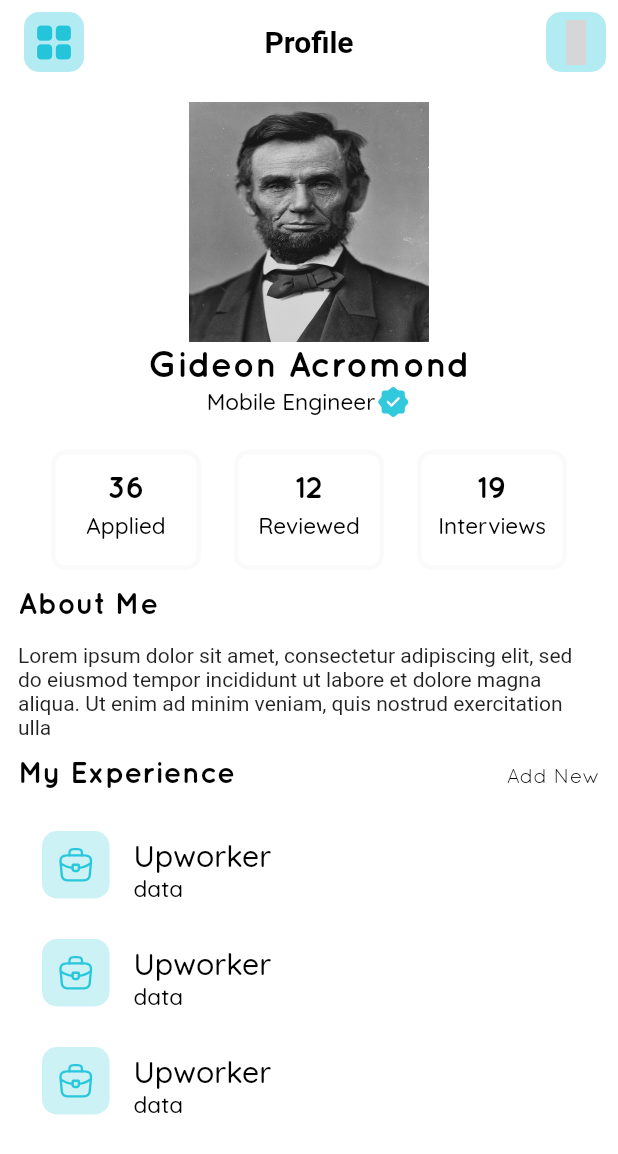
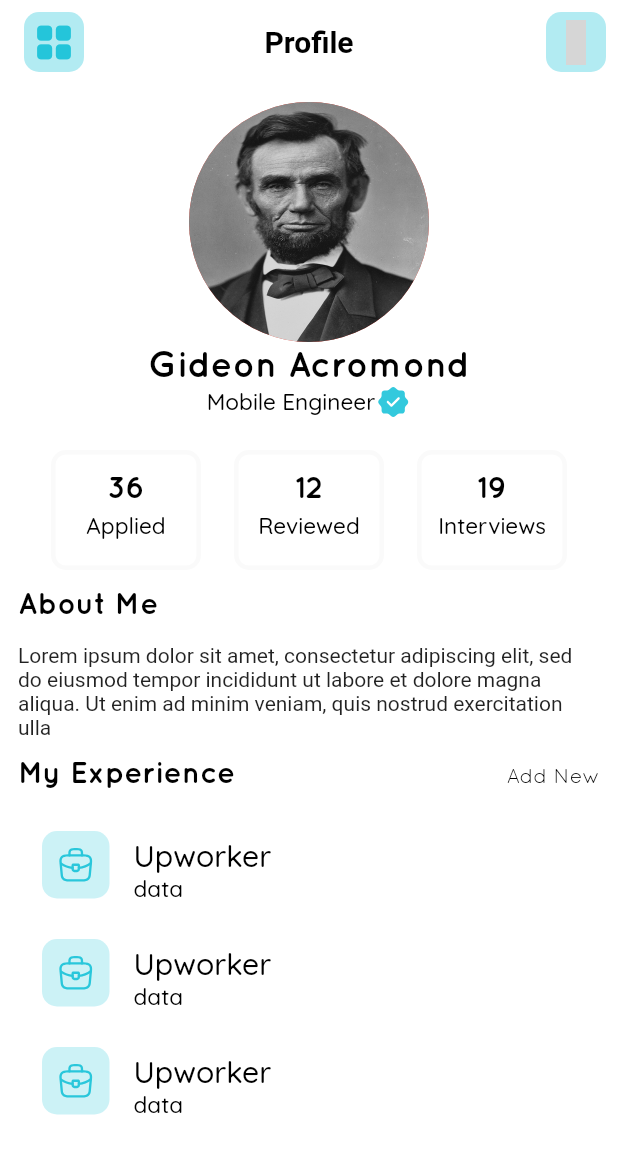
Before and after one commit to acromondx/Flutter-UI-Clones, a Flutter app: the ProfileScreen screen opened directly, on a phone screen of 412 x 824 dp. Shown: the top 1154 px of the screen. Run offline on Flutter 3.47's test engine with Material 2 defaults, Android fonts, the phone set to English and light mode, and no system bars; our stand-ins replace custom_sliding_segmented_control, flutter_svg, iconly; grey boxes are pictures that could not be loaded.

Commit message:
renamed categories

```diff
--- a/jobfinder_ui/lib/src/data/category_data.dart
+++ b/jobfinder_ui/lib/src/data/category_data.dart
@@ -20,11 +20,11 @@ const categoryData = [
       icon: "assets/svg/category_icons/status-up.svg",
       iconColor: Colors.indigo),
   Category(
-      category: "Marketing",
+      category: "Data",
       icon: "assets/svg/category_icons/command.svg",
       iconColor: Colors.pink),
   Category(
-      category: "Design \nDevelopment",
+      category: "Research",
       icon: "assets/svg/category_icons/microscope.svg",
       iconColor: Colors.cyan),
   Category(
--- a/jobfinder_ui/lib/src/screens/home_screen.dart
+++ b/jobfinder_ui/lib/src/screens/home_screen.dart
@@ -54,6 +54,8 @@ class Home extends StatelessWidget {
                         ),
                         const SizedBox(height: 10),
                         MaterialButton(
+                          shape: RoundedRectangleBorder(
+                              borderRadius: BorderRadius.circular(6)),
                           onPressed: () {},
                           color: Colors.white,
                           child: Text(
--- a/jobfinder_ui/lib/src/screens/profile_screen.dart
+++ b/jobfinder_ui/lib/src/screens/profile_screen.dart
@@ -29,7 +29,7 @@ class ProfileScreen extends StatelessWidget {
             CircleAvatar(
               radius: 80,
               backgroundColor: Colors.red,
-              child: Image.asset('assets/images/abraham.jpg'),
+              child: ClipOval(child: Image.asset('assets/images/abraham.jpg')),
             ),
             Text('Gideon Acromond',
                 style: textStyle!
```
